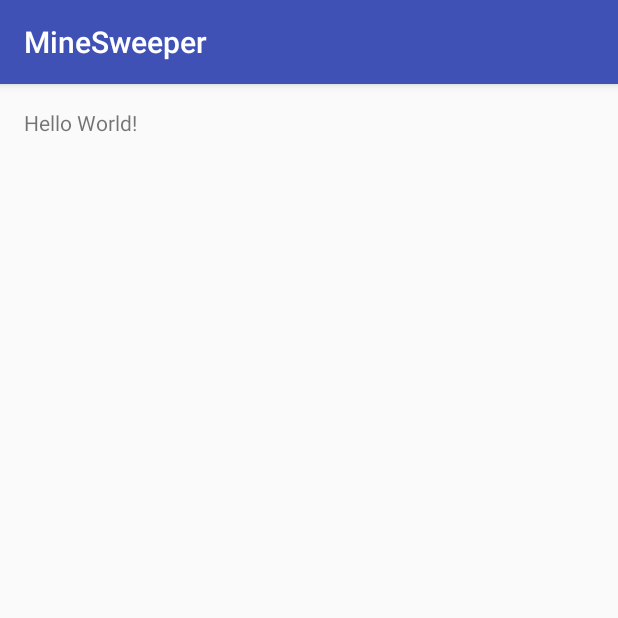
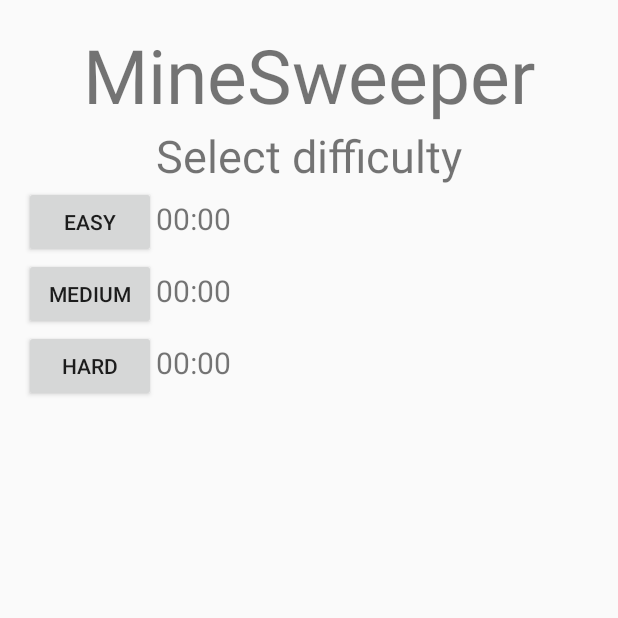
Before and after one commit to avi112211/MineSweeper, an Android app: the screen it shows after launch (MainActivity), on a phone screen of 412 x 824 dp, the top half of it. Run offline under Robolectric (Android 15) with nearby library versions, the phone set to English and light mode, and no system bars.

Commit message:
StartScreed commit

```diff
--- a/app/src/main/java/com/example/avi/minesweeper/MainActivity.java
+++ b/app/src/main/java/com/example/avi/minesweeper/MainActivity.java
@@ -1,14 +1,113 @@
 package com.example.avi.minesweeper;
 
+import android.os.Bundle;
 import android.support.v7.app.AppCompatActivity;
-import android.os.Bundle;
+import android.view.Gravity;
+import android.view.View;
+import android.widget.Button;
+import android.widget.GridLayout;
+import android.widget.LinearLayout;
+import android.widget.RelativeLayout;
+import android.widget.TextView;
 
 public class MainActivity extends AppCompatActivity implements MyButtonListener{
+
+    private static final int COLS = 2;
+    private static final int ROWS = 3;
 
     @Override
     protected void onCreate(Bundle savedInstanceState) {
         super.onCreate(savedInstanceState);
+        getSupportActionBar().hide();
         setContentView(R.layout.activity_main);
+
+
+        LinearLayout startPage = new LinearLayout(getApplicationContext());
+        startPage.setOrientation(LinearLayout.VERTICAL);
+        LinearLayout.LayoutParams layoutParams = new LinearLayout.LayoutParams(
+                LinearLayout.LayoutParams.MATCH_PARENT, LinearLayout.LayoutParams.WRAP_CONTENT);
+        //layoutParams.setMargins(300, 200, 300, 100);
+
+
+        //Title - MineSweeper
+        TextView title = new TextView(this);
+        title.setGravity(Gravity.CENTER_VERTICAL | Gravity.CENTER_HORIZONTAL);
+        title.setTextSize(50);
+        title.setText("MineSweeper");
+        startPage.addView(title);
+
+        //diff - MineSweeper
+        TextView diff = new TextView(this);
+        diff.setGravity(Gravity.CENTER_VERTICAL | Gravity.CENTER_HORIZONTAL);
+        diff.setTextSize(30);
+        diff.setText("Select difficulty");
+        startPage.addView(diff);
+
+        //grid for diff select
+        GridLayout grid = new GridLayout(getApplicationContext());
+        grid.setOrientation(GridLayout.HORIZONTAL);
+        grid.setColumnCount(COLS);
+        grid.setRowCount(ROWS);
+        grid.setId(0);
+
+        //Easy section
+        Button easy = new MyButton(this);
+        easy.setOnClickListener(new View.OnClickListener() {
+            @Override
+            public void onClick(View v) {
+
+            }
+        });
+        easy.setText("Easy");
+        grid.addView(easy);
+
+        TextView easyTime = new TextView(this);
+        easyTime.setGravity(Gravity.CENTER_VERTICAL | Gravity.CENTER_HORIZONTAL);
+        easyTime.setTextSize(20);
+        easyTime.setText("00:00");
+        grid.addView(easyTime);
+
+        //Medium section
+        Button medium = new MyButton(this);
+        medium.setOnClickListener(new View.OnClickListener() {
+            @Override
+            public void onClick(View v) {
+
+            }
+        });
+        medium.setText("Medium");
+        grid.addView(medium);
+
+        TextView mediumTime = new TextView(this);
+        mediumTime.setGravity(Gravity.CENTER_VERTICAL | Gravity.CENTER_HORIZONTAL);
+        mediumTime.setTextSize(20);
+        mediumTime.setText("00:00");
+        grid.addView(mediumTime);
+
+        //Hard section
+        Button hard = new MyButton(this);
+        hard.setOnClickListener(new View.OnClickListener() {
+            @Override
+            public void onClick(View v) {
+
+            }
+        });
+        hard.setText("Hard");
+        grid.addView(hard);
+
+        TextView hardTime = new TextView(this);
+        hardTime.setGravity(Gravity.CENTER_VERTICAL | Gravity.CENTER_HORIZONTAL);
+        hardTime.setTextSize(20);
+        hardTime.setText("00:00");
+        grid.addView(hardTime);
+
+        startPage.addView(grid);
+
+
+
+        RelativeLayout relativeLayout = (RelativeLayout)findViewById(R.id.activity_main);
+        relativeLayout.addView(startPage, layoutParams);
+
     }
 
     @Override
--- a/app/src/main/java/com/example/avi/minesweeper/MyButton.java
+++ b/app/src/main/java/com/example/avi/minesweeper/MyButton.java
@@ -1,15 +1,25 @@
 package com.example.avi.minesweeper;
 
+import android.content.Context;
 import android.view.View;
+import android.widget.Button;
 
 /**
  * Created by Avi on 27/11/2016.
  */
-public class MyButton implements View.OnClickListener, View.OnLongClickListener
+public class MyButton extends Button implements View.OnClickListener, View.OnLongClickListener
 {
     private int row;
     private int col;
     private MyButtonListener listener;
+
+    public MyButton(Context context)
+    {
+        super(context);
+
+        setOnClickListener(this);
+    }
+
 
     @Override
     public void onClick(View v) {
@@ -20,4 +30,24 @@ public class MyButton implements View.OnClickListener, View.OnLongClickListener
     public boolean onLongClick(View v) {
         return false;
     }
+
+    public int getRow() {
+        return row;
+    }
+
+    public void setRow(int row) {
+        this.row = row;
+    }
+
+    public int getCol() {
+        return col;
+    }
+
+    public void setCol(int col) {
+        this.col = col;
+    }
+
+    public void setListener(MyButtonListener listener) {
+        this.listener = listener;
+    }
 }
--- a/app/src/main/res/layout/activity_main.xml
+++ b/app/src/main/res/layout/activity_main.xml
@@ -10,8 +10,5 @@
     android:paddingTop="@dimen/activity_vertical_margin"
     tools:context="com.example.avi.minesweeper.MainActivity">
 
-    <TextView
-        android:layout_width="wrap_content"
-        android:layout_height="wrap_content"
-        android:text="Hello World!" />
+
 </RelativeLayout>
```
